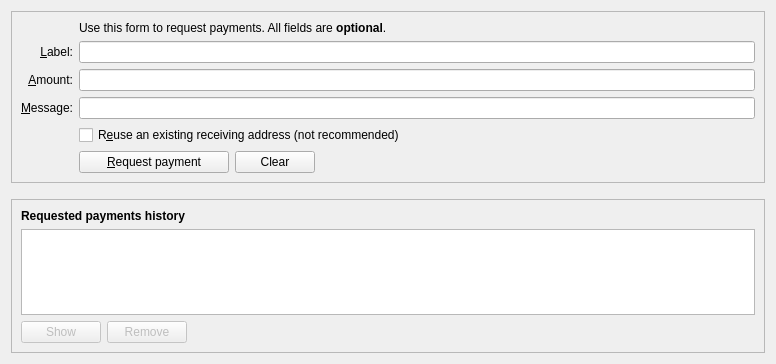
This is src/qt/forms/receivecoinsdialog.ui in freelancedeveloper025/glee as Qt 5 draws it before an edit. The edited form follows.
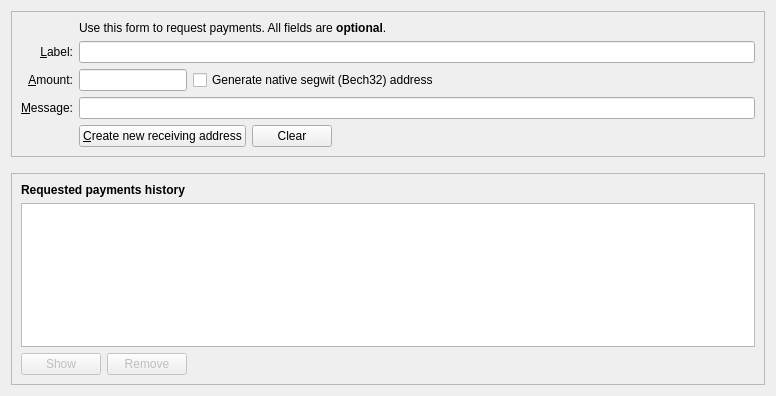
This is the edited form. Icons and pictures are not drawn. Custom widgets are drawn as their Qt base class.

```diff
--- a/src/qt/forms/receivecoinsdialog.ui
+++ b/src/qt/forms/receivecoinsdialog.ui
@@ -7,7 +7,7 @@
     <x>0</x>
     <y>0</y>
     <width>776</width>
-    <height>364</height>
+    <height>396</height>
    </rect>
   </property>
   <layout class="QVBoxLayout" name="verticalLayout" stretch="0,0,1">
@@ -28,20 +28,19 @@
      <layout class="QVBoxLayout" name="verticalLayout_3">
       <item>
        <layout class="QGridLayout" name="gridLayout">
-        <item row="7" column="2">
-         <widget class="QCheckBox" name="reuseAddress">
+        <item row="5" column="0">
+         <widget class="QLabel" name="label">
           <property name="toolTip">
-           <string>Reuse one of the previously used receiving addresses. Reusing addresses has security and privacy issues. Do not use this unless re-generating a payment request made before.</string>
+           <string>An optional amount to request. Leave this empty or zero to not request a specific amount.</string>
           </property>
           <property name="text">
-           <string>R&amp;euse an existing receiving address (not recommended)</string>
+           <string>&amp;Amount:</string>
           </property>
-         </widget>
-        </item>
-        <item row="7" column="0">
-         <widget class="QLabel" name="label_4">
-          <property name="text">
-           <string/>
+          <property name="alignment">
+           <set>Qt::AlignRight|Qt::AlignTrailing|Qt::AlignVCenter</set>
+          </property>
+          <property name="buddy">
+           <cstring>reqAmount</cstring>
           </property>
          </widget>
         </item>
@@ -68,13 +67,6 @@
           </property>
          </widget>
         </item>
-        <item row="6" column="2">
-         <widget class="QLineEdit" name="reqMessage">
-          <property name="toolTip">
-           <string>An optional message to attach to the payment request, which will be displayed when the request is opened. Note: The message will not be sent with the payment over the GleecBTC network.</string>
-          </property>
-         </widget>
-        </item>
         <item row="2" column="2">
          <widget class="QLabel" name="label_5">
           <property name="text">
@@ -98,36 +90,14 @@
           </property>
          </widget>
         </item>
-        <item row="5" column="0">
-         <widget class="QLabel" name="label">
+        <item row="6" column="2">
+         <widget class="QLineEdit" name="reqMessage">
           <property name="toolTip">
-           <string>An optional amount to request. Leave this empty or zero to not request a specific amount.</string>
+           <string>An optional message to attach to the payment request, which will be displayed when the request is opened. Note: The message will not be sent with the payment over the GleecBTC network.</string>
           </property>
-          <property name="text">
-           <string>&amp;Amount:</string>
-          </property>
-          <property name="alignment">
-           <set>Qt::AlignRight|Qt::AlignTrailing|Qt::AlignVCenter</set>
-          </property>
-          <property name="buddy">
-           <cstring>reqAmount</cstring>
-          </property>
          </widget>
         </item>
-        <item row="5" column="2">
-         <widget class="GleecBTCAmountField" name="reqAmount">
-          <property name="minimumSize">
-           <size>
-            <width>80</width>
-            <height>0</height>
-           </size>
-          </property>
-          <property name="toolTip">
-           <string>An optional amount to request. Leave this empty or zero to not request a specific amount.</string>
-          </property>
-         </widget>
-        </item>
-        <item row="8" column="2">
+        <item row="7" column="2">
          <layout class="QHBoxLayout" name="horizontalLayout">
           <item>
            <widget class="QPushButton" name="receiveButton">
@@ -138,7 +108,7 @@
              </size>
             </property>
             <property name="text">
-             <string>&amp;Request payment</string>
+             <string>&amp;Create new receiving address</string>
             </property>
             <property name="icon">
              <iconset resource="../gleecbtc.qrc">
@@ -184,13 +154,80 @@
           </item>
          </layout>
         </item>
-        <item row="8" column="0">
+        <item row="7" column="0">
          <widget class="QLabel" name="label_7">
           <property name="text">
            <string/>
           </property>
          </widget>
         </item>
+        <item row="5" column="2">
+         <layout class="QHBoxLayout" name="horizontalLayout_6">
+          <item>
+           <widget class="GleecBTCAmountField" name="reqAmount">
+            <property name="sizePolicy">
+             <sizepolicy hsizetype="Fixed" vsizetype="Fixed">
+              <horstretch>0</horstretch>
+              <verstretch>0</verstretch>
+             </sizepolicy>
+            </property>
+            <property name="minimumSize">
+             <size>
+              <width>80</width>
+              <height>0</height>
+             </size>
+            </property>
+            <property name="maximumSize">
+             <size>
+              <width>1000</width>
+              <height>100</height>
+             </size>
+            </property>
+            <property name="toolTip">
+             <string>An optional amount to request. Leave this empty or zero to not request a specific amount.</string>
+            </property>
+           </widget>
+          </item>
+          <item>
+           <widget class="QCheckBox" name="useBech32">
+            <property name="sizePolicy">
+             <sizepolicy hsizetype="Fixed" vsizetype="Fixed">
+              <horstretch>0</horstretch>
+              <verstretch>0</verstretch>
+             </sizepolicy>
+            </property>
+            <property name="maximumSize">
+             <size>
+              <width>1000</width>
+              <height>16777215</height>
+             </size>
+            </property>
+            <property name="focusPolicy">
+             <enum>Qt::StrongFocus</enum>
+            </property>
+            <property name="toolTip">
+             <string>Native segwit addresses (aka Bech32 or BIP-173) reduce your transaction fees later on and offer better protection against typos, but old wallets don't support them. When unchecked, an address compatible with older wallets will be created instead.</string>
+            </property>
+            <property name="text">
+             <string>Generate native segwit (Bech32) address</string>
+            </property>
+           </widget>
+          </item>
+          <item>
+           <spacer name="horizontalSpacer_3">
+            <property name="orientation">
+             <enum>Qt::Horizontal</enum>
+            </property>
+            <property name="sizeHint" stdset="0">
+             <size>
+              <width>0</width>
+              <height>0</height>
+             </size>
+            </property>
+           </spacer>
+          </item>
+         </layout>
+        </item>
        </layout>
       </item>
      </layout>
```
Left out of the diff: 4 changed lines with no effect on the pictures.
